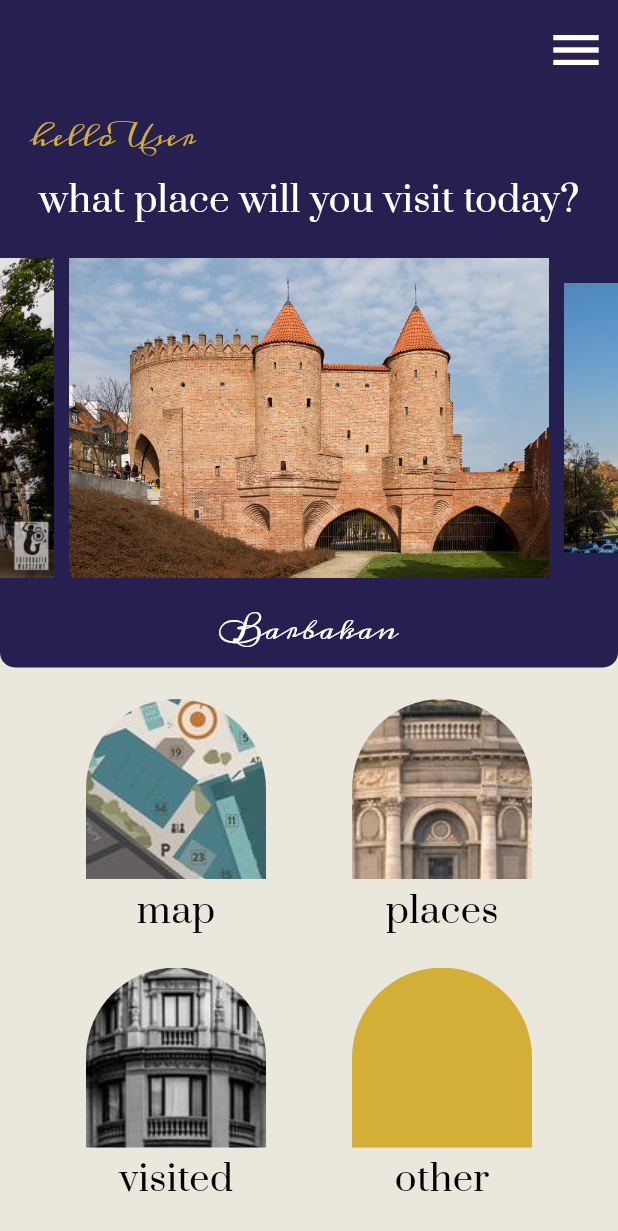
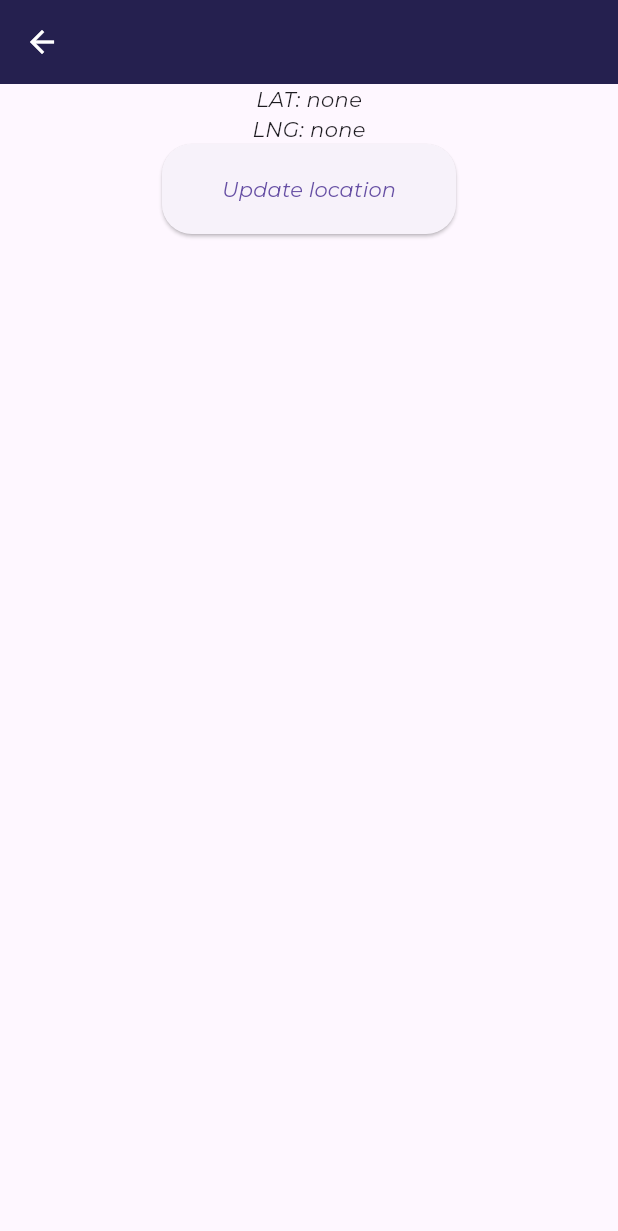
Before and after one commit to SmartCityPW/projekt-it, a Flutter app: the screen it shows after launch, after a tap on "map", on a phone screen of 412 x 824 dp. Shown: the top 1231 px of the screen. Run offline on Flutter 3.47's test engine with Material 3 defaults, Android fonts, the phone set to English and light mode, and no system bars; drawn by our look-alikes of carousel_slider; our stand-ins replace camera, geolocator; project files that could hold a hidden picture were left out.

Commit message:
Implemented getting User's location

```diff
--- /dev/null
+++ b/lib/mapPage.dart
@@ -0,0 +1,73 @@
+import 'package:flutter/material.dart';
+import 'package:geolocator/geolocator.dart';
+import 'package:projekt_it/theme/theme_constants.dart';
+
+class MapPage extends StatefulWidget {
+  MapPage({super.key});
+
+  @override
+  State<MapPage> createState() => _MapPageState();
+}
+
+class _MapPageState extends State<MapPage> {
+  // String? _currentAddress;
+  Position? _currentPosition;
+  String text = "";
+
+  @override
+  Widget build(BuildContext context) {
+    return Scaffold(
+        body: Column(children: <Widget>[
+      AppBar(
+        backgroundColor: COLOR_ACCENT,
+        iconTheme: IconThemeData(
+          color: Colors.white, //change your color here
+        ),
+      ),
+      Text('LAT: ${_currentPosition?.latitude ?? "none"}'),
+      Text('LNG: ${_currentPosition?.longitude ?? "none"}'),
+      ElevatedButton(
+          onPressed: this._getCurrentPosition, child: Text("Update location"))
+    ]));
+  }
+
+  Future<bool> _handleLocationPermission() async {
+    bool serviceEnabled;
+    LocationPermission permission;
+
+    serviceEnabled = await Geolocator.isLocationServiceEnabled();
+    if (!serviceEnabled) {
+      ScaffoldMessenger.of(context).showSnackBar(const SnackBar(
+          content: Text(
+              'Location services are disabled. Please enable the services')));
+      return false;
+    }
+    permission = await Geolocator.checkPermission();
+    if (permission == LocationPermission.denied) {
+      permission = await Geolocator.requestPermission();
+      if (permission == LocationPermission.denied) {
+        ScaffoldMessenger.of(context).showSnackBar(
+            const SnackBar(content: Text('Location permissions are denied')));
+        return false;
+      }
+    }
+    if (permission == LocationPermission.deniedForever) {
+      ScaffoldMessenger.of(context).showSnackBar(const SnackBar(
+          content: Text(
+              'Location permissions are permanently denied, we cannot request permissions.')));
+      return false;
+    }
+    return true;
+  }
+
+  Future<void> _getCurrentPosition() async {
+    final hasPermission = await _handleLocationPermission();
+    if (!hasPermission) return;
+    await Geolocator.getCurrentPosition(desiredAccuracy: LocationAccuracy.high)
+        .then((Position position) {
+      setState(() => _currentPosition = position);
+    }).catchError((e) {
+      debugPrint(e);
+    });
+  }
+}
--- a/lib/myHomePage.dart
+++ b/lib/myHomePage.dart
@@ -3,6 +3,7 @@ import 'package:projekt_it/theme/theme_constants.dart';
 import 'package:carousel_slider/carousel_slider.dart';
 import 'package:projekt_it/homePageButton.dart';
 import 'package:projekt_it/cameraPage.dart';
+import 'package:projekt_it/mapPage.dart';
 
 class MyHomePage extends StatefulWidget {
   MyHomePage({super.key});
@@ -113,7 +114,14 @@ class _MyHomePageState extends State<MyHomePage> {
                     mainAxisAlignment: MainAxisAlignment.spaceEvenly,
                     children: <Widget>[
                       HomePageButton(
-                          'lib/assets/home_page_map.jpg', "map", () => {}),
+                          'lib/assets/home_page_map.jpg',
+                          "map",
+                          () => {
+                                Navigator.push(
+                                    context,
+                                    MaterialPageRoute(
+                                        builder: (context) => MapPage()))
+                              }),
                       HomePageButton(
                           'lib/assets/home_page_places.jpg', "places", () => {})
                     ]),
--- a/pubspec.yaml
+++ b/pubspec.yaml
@@ -14,6 +14,7 @@ dependencies:
   cupertino_icons: ^1.0.2
   carousel_slider: ^4.2.1
   camera: ^0.10.0
+  geolocator: ^10.1.1
 
 dev_dependencies:
   flutter_test:
```
Also changed, not shown: pubspec.lock, 4 other files.
